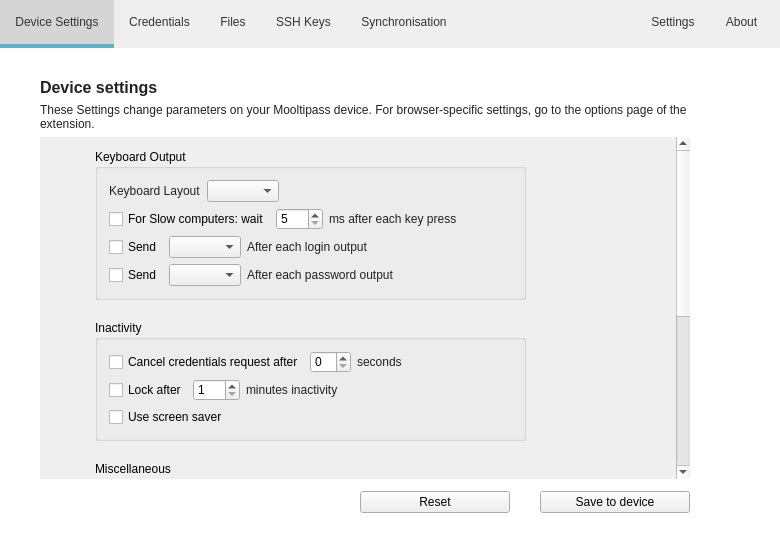
mooltipass/moolticute, file src/MainWindow.ui: the form before one commit.
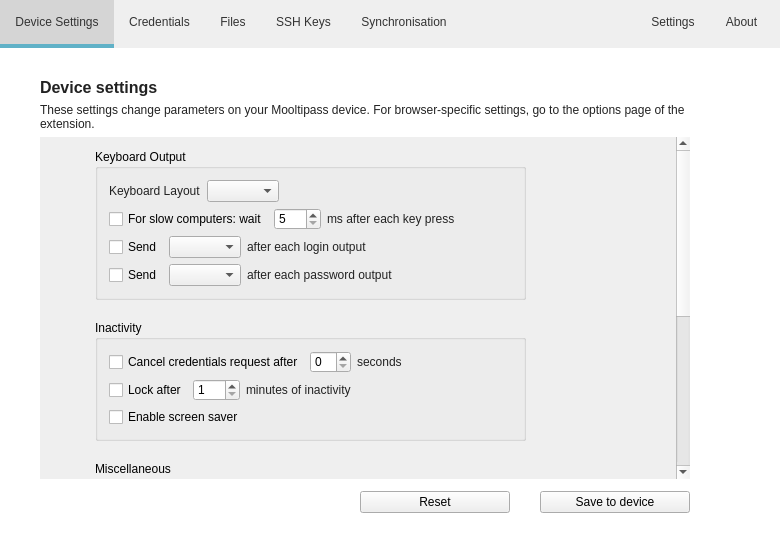
The form after the commit. The open tabs and pages were chosen to show the change. Icons and pictures are not drawn. Custom widgets are drawn as their Qt base class.

The edit to the form file:
```diff
--- a/src/MainWindow.ui
+++ b/src/MainWindow.ui
@@ -452,7 +452,7 @@
         <item>
          <widget class="QLabel" name="label_2">
           <property name="text">
-           <string>These Settings change parameters on your Mooltipass device. For browser-specific settings, go to the options page of the extension.</string>
+           <string>These settings change parameters on your Mooltipass device. For browser-specific settings, go to the options page of the extension.</string>
           </property>
           <property name="wordWrap">
            <bool>true</bool>
@@ -471,7 +471,7 @@
            <property name="geometry">
             <rect>
              <x>0</x>
-             <y>0</y>
+             <y>-242</y>
              <width>633</width>
              <height>597</height>
             </rect>
@@ -534,7 +534,7 @@
                  <item>
                   <widget class="QCheckBox" name="checkBoxSlowHost">
                    <property name="text">
-                    <string>For Slow computers: wait</string>
+                    <string>For slow computers: wait</string>
                    </property>
                   </widget>
                  </item>
@@ -598,7 +598,7 @@
                  <item>
                   <widget class="QLabel" name="label_36">
                    <property name="text">
-                    <string>After each login output</string>
+                    <string>after each login output</string>
                    </property>
                   </widget>
                  </item>
@@ -639,7 +639,7 @@
                  <item>
                   <widget class="QLabel" name="label_37">
                    <property name="text">
-                    <string>After each password output</string>
+                    <string>after each password output</string>
                    </property>
                   </widget>
                  </item>
@@ -736,7 +736,7 @@
                  <item>
                   <widget class="QLabel" name="label_5">
                    <property name="text">
-                    <string>minutes inactivity</string>
+                    <string>minutes of inactivity</string>
                    </property>
                   </widget>
                  </item>
@@ -758,7 +758,7 @@
                <item>
                 <widget class="QCheckBox" name="checkBoxScreensaver">
                  <property name="text">
-                  <string>Use screen saver</string>
+                  <string>Enable screen saver</string>
                  </property>
                 </widget>
                </item>
```
Left out of the diff: 8 changed lines with no effect on the pictures.
